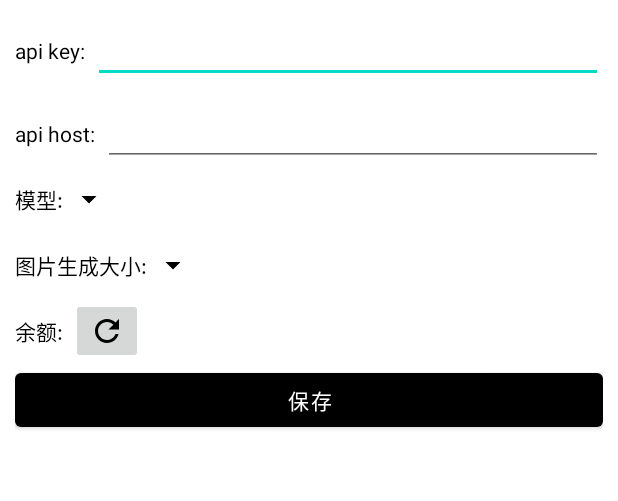
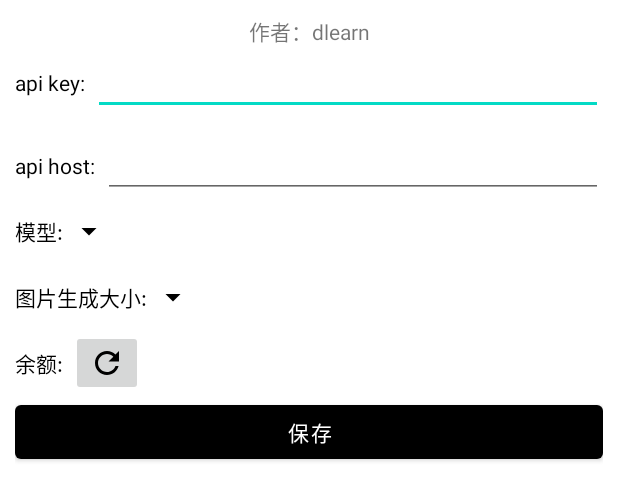
Before and after one commit to nichem/ChatGPT-For-Android, an Android app: the layout dialog_setting.xml on its own in the app's theme, with its tools: preview values and no code run, on a phone screen of 412 x 824 dp. Shown: the top 501 px of the screen. Run offline under Robolectric (Android 15) with nearby library versions, the phone set to English and light mode, and no system bars.

Commit message:
增加作者标识

```diff
--- a/app/src/main/res/layout/dialog_setting.xml
+++ b/app/src/main/res/layout/dialog_setting.xml
@@ -5,6 +5,12 @@
     android:background="@color/white"
     android:orientation="vertical"
     android:padding="10dp">
+
+    <TextView
+        android:layout_width="match_parent"
+        android:gravity="center"
+        android:layout_height="wrap_content"
+        android:text="作者：dlearn"/>
 
     <LinearLayout
         android:layout_width="match_parent"
```
